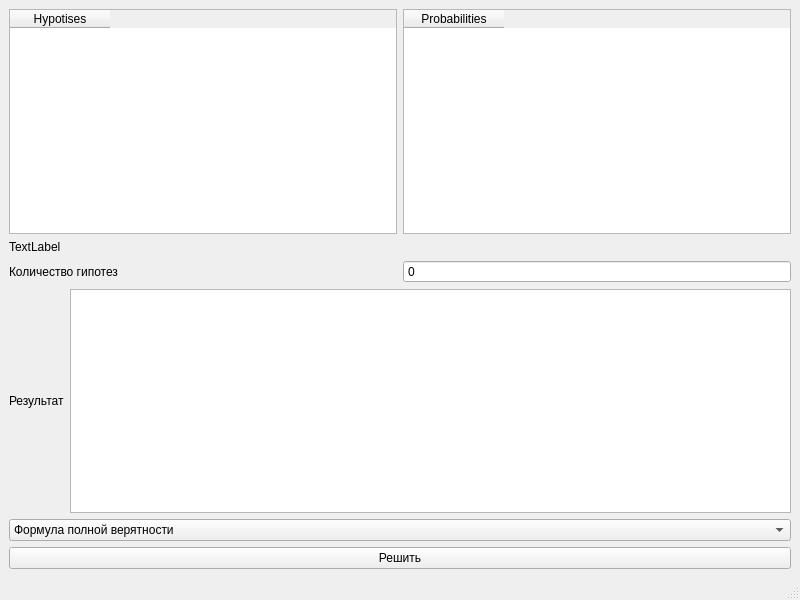
The window that LR2_task4/ui.ui (DedZinoviy/terver_lab2_task4_v1) describes before a commit, drawn with Qt 5.
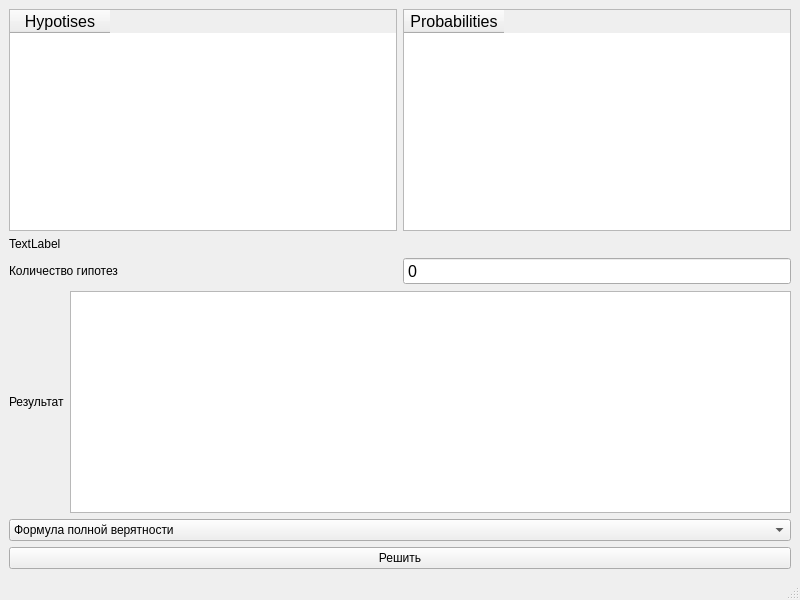
The same window after the commit.

What changed in the file:
```diff
--- a/LR2_task4/ui.ui
+++ b/LR2_task4/ui.ui
@@ -21,6 +21,11 @@
        <layout class="QHBoxLayout" name="horizontalLayout_3">
         <item>
          <widget class="QTableWidget" name="neededHypotises">
+          <property name="font">
+           <font>
+            <pointsize>12</pointsize>
+           </font>
+          </property>
           <column>
            <property name="text">
             <string>Hypotises</string>
@@ -30,6 +35,11 @@
         </item>
         <item>
          <widget class="QTableWidget" name="probability">
+          <property name="font">
+           <font>
+            <pointsize>12</pointsize>
+           </font>
+          </property>
           <column>
            <property name="text">
             <string>Probabilities</string>
@@ -57,6 +67,11 @@
         </item>
         <item>
          <widget class="QSpinBox" name="spinBox">
+          <property name="font">
+           <font>
+            <pointsize>12</pointsize>
+           </font>
+          </property>
           <property name="buttonSymbols">
            <enum>QAbstractSpinBox::NoButtons</enum>
           </property>
@@ -74,7 +89,23 @@
          </widget>
         </item>
         <item>
-         <widget class="QTextEdit" name="textEdit"/>
+         <widget class="QTextEdit" name="textEdit">
+          <property name="font">
+           <font>
+            <pointsize>12</pointsize>
+           </font>
+          </property>
+          <property name="readOnly">
+           <bool>true</bool>
+          </property>
+          <property name="html">
+           <string>&lt;!DOCTYPE HTML PUBLIC &quot;-//W3C//DTD HTML 4.0//EN&quot; &quot;http://www.w3.org/TR/REC-html40/strict.dtd&quot;&gt;
+&lt;html&gt;&lt;head&gt;&lt;meta name=&quot;qrichtext&quot; content=&quot;1&quot; /&gt;&lt;style type=&quot;text/css&quot;&gt;
+p, li { white-space: pre-wrap; }
+&lt;/style&gt;&lt;/head&gt;&lt;body style=&quot; font-family:'MS Shell Dlg 2'; font-size:12pt; font-weight:400; font-style:normal;&quot;&gt;
+&lt;p style=&quot;-qt-paragraph-type:empty; margin-top:0px; margin-bottom:0px; margin-left:0px; margin-right:0px; -qt-block-indent:0; text-indent:0px;&quot;&gt;&lt;br /&gt;&lt;/p&gt;&lt;/body&gt;&lt;/html&gt;</string>
+          </property>
+         </widget>
         </item>
        </layout>
       </item>
```
Left out of the diff: 2 changed lines with no effect on the pictures.
